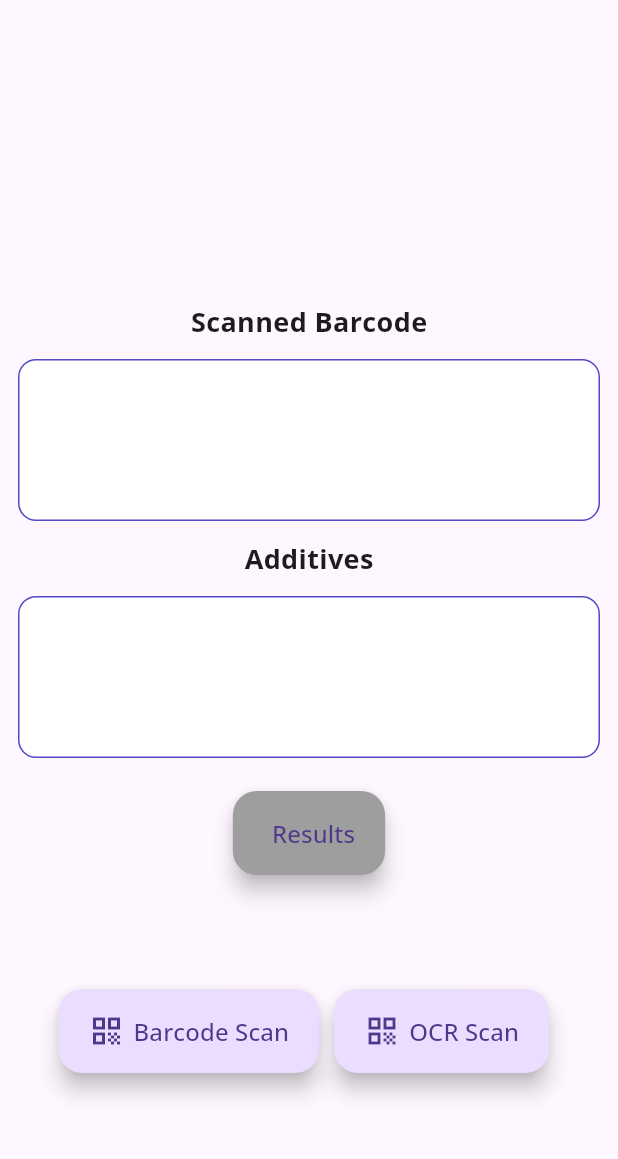
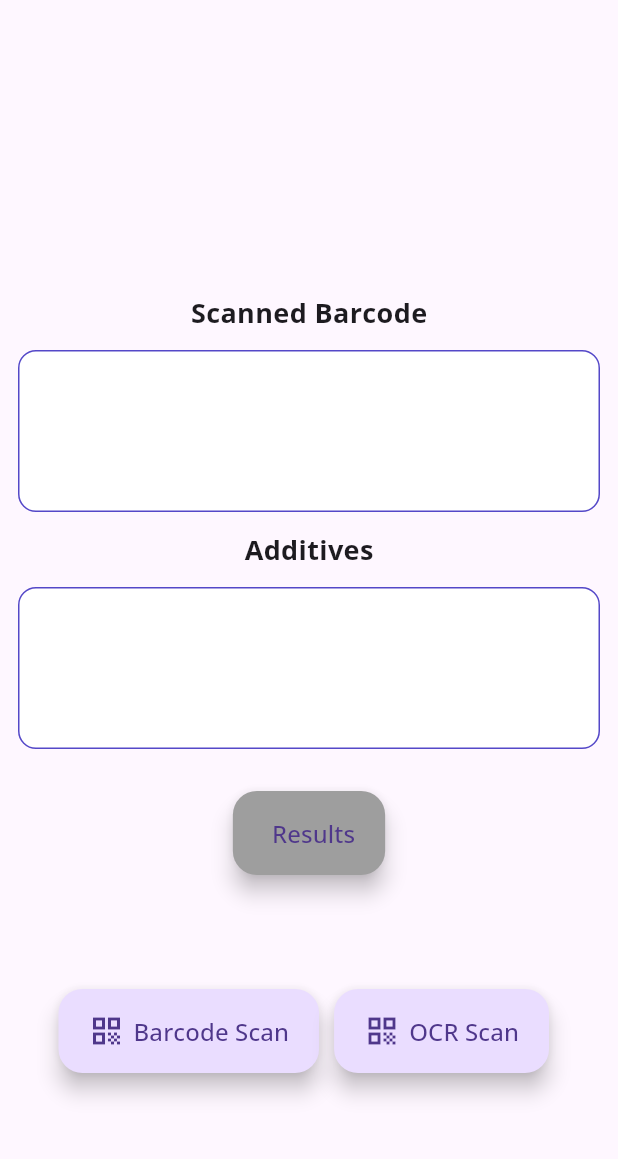
Before and after one commit to SanskarStha/food_info_app, a Flutter app: the ResultScreen screen opened directly with empty values, after a tap on "Scan Next", on a phone screen of 412 x 824 dp, the part 64-1223 px from its top. Run offline on Flutter 3.47's test engine with Material 3 defaults, Android fonts, the phone set to English and light mode, and no system bars; our stand-ins replace audioplayers, camera, cloud_firestore, firebase_auth, firebase_core, google_fonts and 4 more; missing offline and left inert: flutter_barcode_scanner, google_mlkit_text_recognition; accounts and stored records are empty; network calls fail.

Commit message:
UI update

```diff
--- a/lib/screens/main_screen.dart
+++ b/lib/screens/main_screen.dart
@@ -215,24 +215,9 @@ class _MainScreenState extends State<MainScreen> {
                           : SelectableText(additives,
                               style: const TextStyle(fontSize: 16)),
             ),
-            // ElevatedButton(
-            //   onPressed: additives.isNotEmpty &&
-            //           additives != "No Additives found"
-            //       ? () {
-            //           Navigator.pushReplacement(
-            //             context,
-            //             MaterialPageRoute(
-            //               builder: (context) => ResultScreen(
-            //                   additivesName: additives), // Pass additives data
-            //             ),
-            //           );
-            //         }
-            //       : null,
-            //   child: const Text('Results'),
-            // ),
             Padding(
                 padding: const EdgeInsets.symmetric(
-                    vertical: 10.0), // Adjust the vertical margin as needed
+                    vertical: 16.0), // Adjust the vertical margin as needed
                 child: FloatingActionButton.extended(
                   onPressed:
                       additives.isNotEmpty && additives != "No Additives found"
--- a/lib/screens/ocrscan_screen.dart
+++ b/lib/screens/ocrscan_screen.dart
@@ -89,7 +89,7 @@ class _OCRScreenState extends State<OCRScanScreen> with WidgetsBindingObserver {
               ),
             Scaffold(
               appBar: AppBar(
-                title: const Text('Text Recognition Sample'),
+                title: const Text('OCR Scan'),
               ),
               backgroundColor: _isPermissionGranted ? Colors.transparent : null,
               body: _isPermissionGranted
--- a/lib/screens/result_screen.dart
+++ b/lib/screens/result_screen.dart
@@ -157,7 +157,7 @@ class _ResultScreenState extends State<ResultScreen> {
                     margin: const EdgeInsets.only(right: 8),
                   ),
                   const Text(
-                    'Might be harmful    ',
+                    'Harmful in general    ',
                     style: TextStyle(
                       fontSize: 16,
                       fontWeight: FontWeight.bold,
@@ -171,7 +171,20 @@ class _ResultScreenState extends State<ResultScreen> {
                     margin: const EdgeInsets.only(right: 8),
                   ),
                   const Text(
-                    'AI source',
+                    'AI source     ',
+                    style: TextStyle(
+                      fontSize: 16,
+                      fontWeight: FontWeight.bold,
+                    ),
+                  ),
+                  Container(
+                    width: 20,
+                    height: 20,
+                    color: const Color(0xFFF9A03F),
+                    margin: const EdgeInsets.only(right: 8),
+                  ),
+                  const Text(
+                    'Personal Health Effects',
                     style: TextStyle(
                       fontSize: 16,
                       fontWeight: FontWeight.bold,
@@ -453,17 +466,6 @@ class _ResultScreenState extends State<ResultScreen> {
                 },
               ),
             ),
-            // ElevatedButton(
-            //   onPressed: () {
-            //     Navigator.pushReplacement(
-            //       context,
-            //       MaterialPageRoute(
-            //         builder: (context) => MainScreen(text: ""),
-            //       ),
-            //     ); // Navigate back to MainScreen
-            //   },
-            //   child: const Text("Scan Next"),
-            // ),
             Padding(
                 padding: const EdgeInsets.symmetric(
                     vertical: 10.0), // Adjust the vertical margin as needed
```
